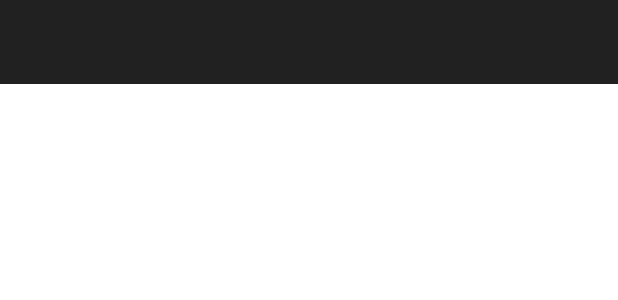
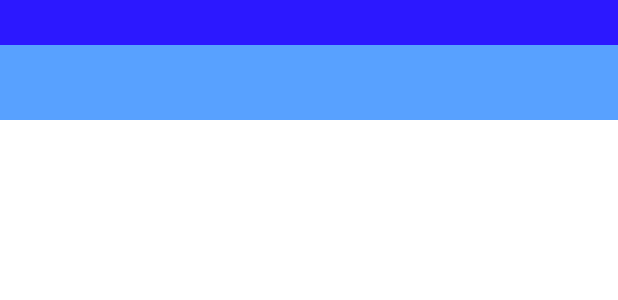
Before and after one commit to tvisnia/Combilator, an Android app: the layout activity_main2.xml on its own in the app's theme, with its tools: preview values and no code run, on a phone screen of 412 x 824 dp. Shown: the top 300 px of the screen. Run offline under Robolectric (Android 15) with nearby library versions, the phone set to English and light mode, and no system bars.

```diff
--- a/app/src/main/java/com/hexati/combilator/MainActivity.java
+++ b/app/src/main/java/com/hexati/combilator/MainActivity.java
@@ -52,7 +52,6 @@ public class MainActivity extends FragmentActivity {
         mPager = (ViewPager) findViewById(R.id.pager);
         mPagerAdapter = new ScreenSlidePagerAdapter();
         mPager.setAdapter(mPagerAdapter);
-        mPager.setPageTransformer(true, new DepthPageTransformer());
     }
 
 
--- a/app/src/main/res/layout/activity_main2.xml
+++ b/app/src/main/res/layout/activity_main2.xml
@@ -7,7 +7,12 @@
     android:layout_height="match_parent"
     tools:context=".MainActivity">
 
-    <include layout="@layout/toolbar" />
+    <include layout="@layout/toolbar_top" />
+
+    <include layout="@layout/toolbar"
+        android:layout_width="match_parent"
+        android:layout_height="50dp"
+        />
 
 
     <android.support.v4.widget.DrawerLayout
--- a/app/src/main/res/layout/toolbar.xml
+++ b/app/src/main/res/layout/toolbar.xml
@@ -1,9 +1,11 @@
-<?xml version="1.0" encoding="utf-8"?>
-<android.support.v7.widget.Toolbar xmlns:android="http://schemas.android.com/apk/res/android"
+<android.support.v7.widget.Toolbar
+    xmlns:android="http://schemas.android.com/apk/res/android"
+    xmlns:app="http://schemas.android.com/apk/res-auto"
     android:id="@+id/toolbar"
-    android:minHeight="?attr/actionBarSize"
-    android:background="?attr/colorPrimary"
+    android:background="@color/primaryColor"
+    app:theme="@style/AppTheme.DownToolbar"
+
     android:layout_width="match_parent"
-    android:layout_height="wrap_content">
-
+    android:layout_height="wrap_content"
+    android:minHeight="?attr/actionBarSize">
 </android.support.v7.widget.Toolbar>
--- /dev/null
+++ b/app/src/main/res/layout/toolbar_top.xml
@@ -0,0 +1,8 @@
+<android.support.v7.widget.Toolbar
+    xmlns:android="http://schemas.android.com/apk/res/android"
+    android:id="@+id/toolbar_top"
+    android:background="@color/primaryColorDark"
+    android:layout_width="match_parent"
+    android:layout_height="30dp"
+    android:minHeight="?attr/actionBarSize"/>
+    <!--app:titleTextAppearance="@style/AppTheme.Toolbar.Title"-->
--- /dev/null
+++ b/app/src/main/res/values-v19/styles.xml
@@ -0,0 +1,7 @@
+<?xml version="1.0" encoding="utf-8"?>
+<resources>
+
+    <style name="AppTheme" parent="Theme.AppCompat.Light.NoActionBar">
+        <item name="android:windowTranslucentStatus">true</item>
+    </style>
+</resources>
--- /dev/null
+++ b/app/src/main/res/values/color.xml
@@ -0,0 +1,5 @@
+<?xml version="1.0" encoding="utf-8"?>
+<resources>
+    <color name="primaryColor">#ff58a1ff</color>
+    <color name="primaryColorDark">#ff2c18ff</color>
+</resources>
--- a/app/src/main/res/values/strings.xml
+++ b/app/src/main/res/values/strings.xml
@@ -7,4 +7,5 @@
     <string name="drawer_close">close</string>
     <string name="n_symbol">N</string>
     <string name="k_symbol">K</string>
+    <string name="toolbar_title">Combilator</string>
 </resources>
--- a/app/src/main/res/values/styles.xml
+++ b/app/src/main/res/values/styles.xml
@@ -1,8 +1,21 @@
 <resources>
-
-    <!-- Base application theme. -->
-    <style name="AppTheme" parent="Theme.AppCompat.Light.DarkActionBar">
-        <!-- Customize your theme here. -->
+    <style name="AppTheme" parent="Theme.AppCompat.Light.NoActionBar">
+        <item name="windowActionBar">false</item>
     </style>
 
+    <style name="AppTheme.TopToolbar" parent="ThemeOverlay.AppCompat">
+        <!-- Customize color of navigation drawer icon and back arrow -->
+        <item name="colorControlNormal">@android:color/black</item>
+        <item name="android:layout_marginTop">35dp</item>
+    </style>
+
+    <style name="AppTheme.DownToolbar" parent="ThemeOverlay.AppCompat.ActionBar">
+        <!-- Customize color of navigation drawer icon and back arrow -->
+        <item name="colorControlNormal">@android:color/black</item>
+        <item name="android:layout_marginTop">35dp</item>
+    </style>
+    <style name="AppTheme.Toolbar.Title" parent="TextAppearance.Widget.AppCompat.Toolbar.Title">
+        <!-- Set proper title size -->
+        <item name="android:textSize">50sp</item>
+    </style>
 </resources>
```
Also changed, not shown: app/src/main/java/com/hexati/combilator/CountingFragment.java (renamed from app/src/main/java/com/hexati/combilator/NewtonBinomialFragment.java, +30 -18 lines), app/src/main/java/com/hexati/combilator/MainActivity2.java (+4 -10 lines).
